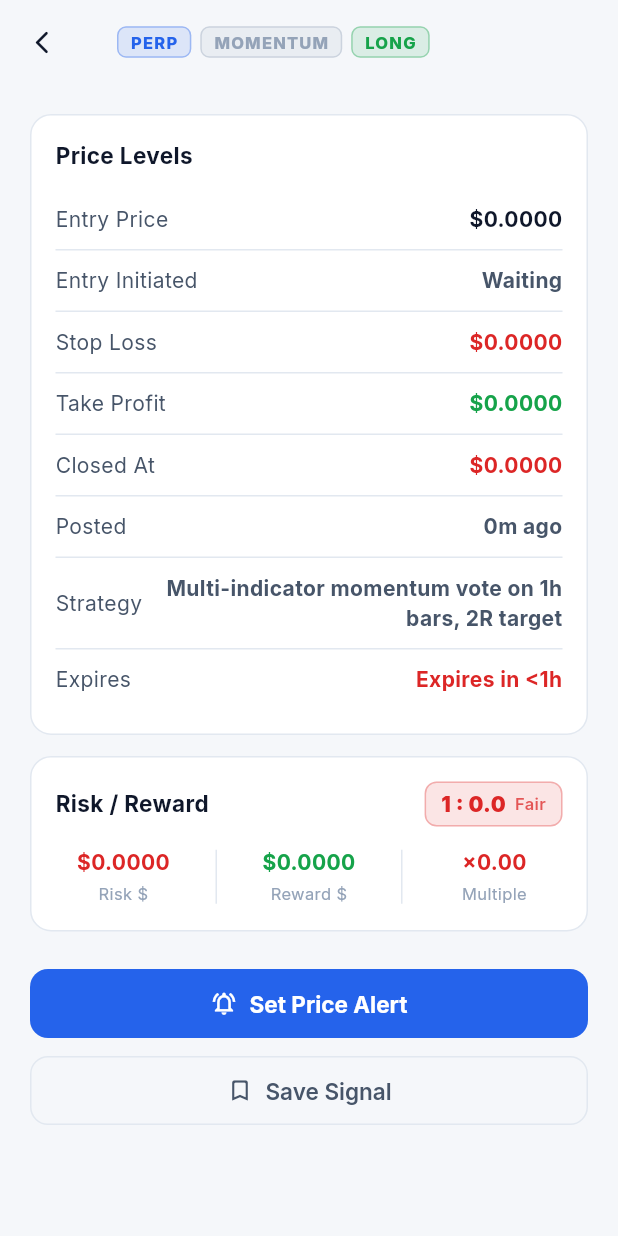
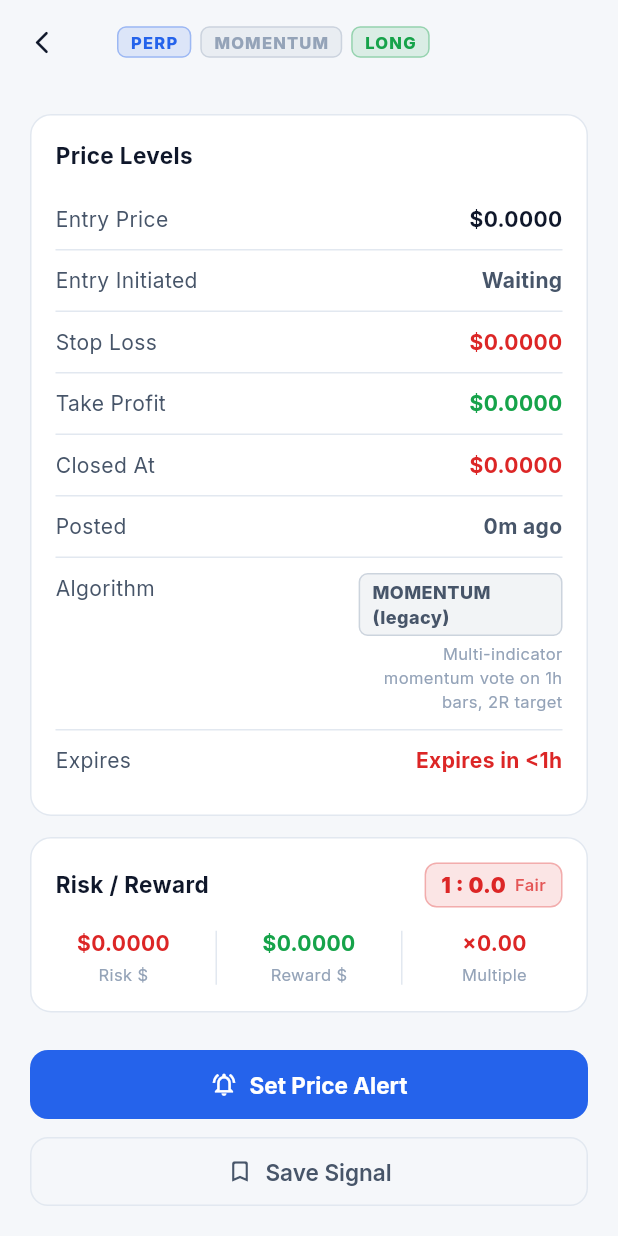
Before and after one commit to Anandhugithub1/trade-signals, a Flutter app: the SignalDetailScreen screen opened directly with empty values, on a phone screen of 412 x 824 dp. Run offline on Flutter 3.47's test engine with Material 3 defaults, Android fonts, the phone set to English and light mode, and no system bars; our stand-ins replace firebase_core, firebase_messaging, flutter_local_notifications, google_fonts, shared_preferences, supabase_flutter; accounts and stored records are empty; network calls fail.

Commit message:
feat: make the signal's algorithm obvious in the app
The strategy tag was reaching the database and the model, but in the UI it
was only a small header chip — easy to miss, and the reported experience was
"I still can't see which algo produced this".

  detail page   dedicated "Algorithm" row with a coloured badge reading
                BREAKOUT (new) / MOMENTUM (legacy), plus the one-line
                description of what that engine actually does
  signals list  Breakout / Momentum filter pills, so the two engines can be
                viewed separately — the practical way to compare them

The filter row is now horizontally scrollable: six pills do not fit on a
360dp phone and a fixed Row would have clipped them, the same failure the
signal card header just had.

Engine pills toggle off when tapped twice, so there is no dead-end state
where the list is filtered to an engine that has no signals yet.

```diff
--- a/app/lib/models/signal.dart
+++ b/app/lib/models/signal.dart
@@ -63,6 +63,11 @@ class TradeSignal {
   /// row (pair + PERP chip + direction + result) on a narrow phone, but still
   /// a real word rather than a cryptic code.
   String get strategyLabel => isDonchian ? 'BREAK' : 'MOMENTUM';
+
+  /// Unambiguous name for the detail screen, where the question being
+  /// answered is literally "which algorithm produced this signal".
+  String get strategyFullName =>
+      isDonchian ? 'BREAKOUT (new)' : 'MOMENTUM (legacy)';
 
   /// One-line explanation of what the engine looks for.
   String get strategyNote => isDonchian
--- a/app/lib/screens/signal_detail_screen.dart
+++ b/app/lib/screens/signal_detail_screen.dart
@@ -206,10 +206,56 @@ class _PriceLevelsCard extends StatelessWidget {
           ],
           _PriceRow(label: 'Posted', value: timeAgo(signal.timestamp), color: c.t2),
           Divider(height: 1, color: c.border),
-          // Which engine generated this, in plain words — the badge alone
-          // does not say what BREAKOUT vs MOMENTUM actually means.
-          _PriceRow(
-              label: 'Strategy', value: signal.strategyNote, color: c.t2),
+          // Which engine generated this. Given a full row rather than only a
+          // header chip: "which algorithm produced this signal" is a primary
+          // question while two engines run side by side, and a small badge
+          // is easy to miss.
+          Padding(
+            padding: const EdgeInsets.symmetric(vertical: 10),
+            child: Row(
+              crossAxisAlignment: CrossAxisAlignment.start,
+              children: [
+                Text('Algorithm',
+                    style: TextStyle(color: c.t2, fontSize: 14)),
+                const Spacer(),
+                Flexible(
+                  child: Column(
+                    crossAxisAlignment: CrossAxisAlignment.end,
+                    mainAxisSize: MainAxisSize.min,
+                    children: [
+                      Container(
+                        padding: const EdgeInsets.symmetric(
+                            horizontal: 8, vertical: 3),
+                        decoration: BoxDecoration(
+                          color: (signal.isDonchian ? c.long : c.t3)
+                              .withValues(alpha: 0.12),
+                          borderRadius: BorderRadius.circular(6),
+                          border: Border.all(
+                              color: (signal.isDonchian ? c.long : c.t3)
+                                  .withValues(alpha: 0.4)),
+                        ),
+                        child: Text(
+                          signal.strategyFullName,
+                          style: TextStyle(
+                            color: signal.isDonchian ? c.long : c.t2,
+                            fontSize: 12,
+                            fontWeight: FontWeight.w800,
+                            letterSpacing: 0.3,
+                          ),
+                        ),
+                      ),
+                      const SizedBox(height: 4),
+                      Text(
+                        signal.strategyNote,
+                        textAlign: TextAlign.right,
+                        style: TextStyle(color: c.t3, fontSize: 11),
+                      ),
+                    ],
+                  ),
+                ),
+              ],
+            ),
+          ),
           if (signal.hasExpiry && signal.isPending) ...[
             Divider(height: 1, color: c.border),
             _PriceRow(
```
Also changed, not shown: app/lib/screens/signals_screen.dart (+36 -3 lines).
